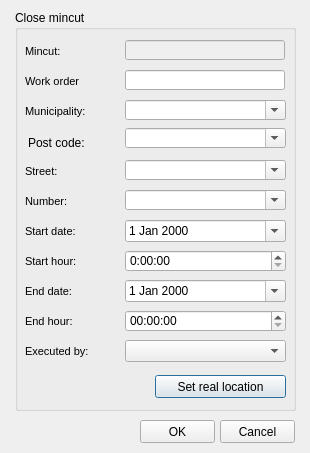
Old version of the form ui/mincut_fin.ui in the repository Giswater/giswater_qgis_plugin.
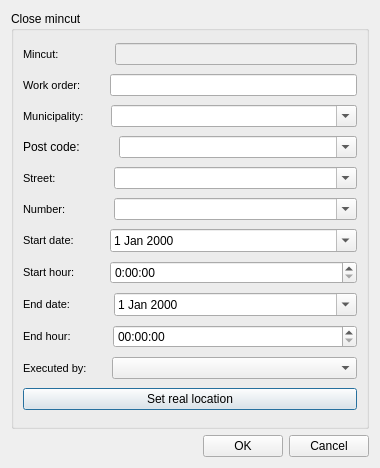
New version of the form.

What changed in the file:
```diff
--- a/ui/mincut_fin.ui
+++ b/ui/mincut_fin.ui
@@ -6,61 +6,67 @@
    <rect>
     <x>0</x>
     <y>0</y>
-    <width>310</width>
-    <height>453</height>
+    <width>380</width>
+    <height>468</height>
    </rect>
   </property>
   <property name="windowTitle">
    <string>Mincut end</string>
   </property>
+  <layout class="QGridLayout" name="gridLayout_3">
+   <item row="0" column="0" colspan="3">
   <widget class="QGroupBox" name="groupBox">
-   <property name="geometry">
-    <rect>
-     <x>15</x>
-     <y>10</y>
-     <width>281</width>
-     <height>401</height>
-    </rect>
-   </property>
    <property name="title">
     <string>Close mincut</string>
    </property>
-   <widget class="QLineEdit" name="mincut">
-    <property name="enabled">
-     <bool>false</bool>
-    </property>
-    <property name="geometry">
-     <rect>
-      <x>110</x>
-      <y>30</y>
-      <width>160</width>
-      <height>20</height>
-     </rect>
-    </property>
-    <property name="font">
-     <font>
-      <italic>false</italic>
-     </font>
-    </property>
-    <property name="styleSheet">
-     <string notr="true"/>
-    </property>
+     <layout class="QGridLayout" name="gridLayout_2">
+      <item row="3" column="0">
+       <layout class="QHBoxLayout" name="horizontalLayout_4">
+        <item>
+         <widget class="QLabel" name="label_connec_3">
     <property name="text">
-     <string/>
-    </property>
-    <property name="alignment">
-     <set>Qt::AlignLeading|Qt::AlignLeft|Qt::AlignVCenter</set>
-    </property>
-   </widget>
+           <string>Post code:</string>
+          </property>
+         </widget>
+        </item>
+        <item>
+         <spacer name="horizontalSpacer_5">
+          <property name="orientation">
+           <enum>Qt::Horizontal</enum>
+          </property>
+          <property name="sizeType">
+           <enum>QSizePolicy::Fixed</enum>
+          </property>
+          <property name="sizeHint" stdset="0">
+           <size>
+            <width>33</width>
+            <height>20</height>
+           </size>
+          </property>
+         </spacer>
+        </item>
+        <item>
+         <widget class="QComboBox" name="address_postal_code">
+          <property name="enabled">
+           <bool>true</bool>
+          </property>
+          <property name="sizePolicy">
+           <sizepolicy hsizetype="Expanding" vsizetype="Fixed">
+            <horstretch>0</horstretch>
+            <verstretch>0</verstretch>
+           </sizepolicy>
+          </property>
+          <property name="editable">
+           <bool>true</bool>
+          </property>
+         </widget>
+        </item>
+       </layout>
+      </item>
+      <item row="0" column="0">
+       <layout class="QHBoxLayout" name="horizontalLayout">
+        <item>
    <widget class="QLabel" name="label_label_x">
-    <property name="geometry">
-     <rect>
-      <x>10</x>
-      <y>30</y>
-      <width>90</width>
-      <height>22</height>
-     </rect>
-    </property>
     <property name="font">
      <font>
       <pointsize>8</pointsize>
@@ -88,51 +94,50 @@
      <number>3</number>
     </property>
    </widget>
-   <widget class="QLabel" name="label_label_x_2">
-    <property name="geometry">
-     <rect>
-      <x>10</x>
-      <y>150</y>
-      <width>90</width>
-      <height>22</height>
-     </rect>
-    </property>
+        </item>
+        <item>
+         <spacer name="horizontalSpacer_2">
+          <property name="orientation">
+           <enum>Qt::Horizontal</enum>
+          </property>
+          <property name="sizeType">
+           <enum>QSizePolicy::Fixed</enum>
+          </property>
+          <property name="sizeHint" stdset="0">
+           <size>
+            <width>50</width>
+            <height>20</height>
+           </size>
+          </property>
+         </spacer>
+        </item>
+        <item>
+         <widget class="QLineEdit" name="mincut">
+          <property name="enabled">
+           <bool>false</bool>
+          </property>
     <property name="font">
      <font>
-      <pointsize>8</pointsize>
-     </font>
-    </property>
-    <property name="frameShape">
-     <enum>QFrame::NoFrame</enum>
-    </property>
-    <property name="frameShadow">
-     <enum>QFrame::Plain</enum>
-    </property>
+            <italic>false</italic>
+           </font>
+          </property>
+          <property name="styleSheet">
+           <string notr="true"/>
+          </property>
     <property name="text">
-     <string>Street:</string>
-    </property>
-    <property name="textFormat">
-     <enum>Qt::AutoText</enum>
-    </property>
-    <property name="scaledContents">
-     <bool>false</bool>
-    </property>
+           <string/>
+          </property>
     <property name="alignment">
      <set>Qt::AlignLeading|Qt::AlignLeft|Qt::AlignVCenter</set>
     </property>
-    <property name="margin">
-     <number>3</number>
-    </property>
-   </widget>
-   <widget class="QLabel" name="label_label_x_3">
-    <property name="geometry">
-     <rect>
-      <x>10</x>
-      <y>210</y>
-      <width>90</width>
-      <height>22</height>
-     </rect>
-    </property>
+         </widget>
+        </item>
+       </layout>
+      </item>
+      <item row="1" column="0">
+       <layout class="QHBoxLayout" name="horizontalLayout_2">
+        <item>
+         <widget class="QLabel" name="label_label_x_8">
     <property name="font">
      <font>
       <pointsize>8</pointsize>
@@ -145,7 +150,7 @@
      <enum>QFrame::Plain</enum>
     </property>
     <property name="text">
-     <string>Start date:</string>
+           <string>Work order:</string>
     </property>
     <property name="textFormat">
      <enum>Qt::AutoText</enum>
@@ -160,15 +165,45 @@
      <number>3</number>
     </property>
    </widget>
+        </item>
+        <item>
+         <spacer name="horizontalSpacer_3">
+          <property name="orientation">
+           <enum>Qt::Horizontal</enum>
+          </property>
+          <property name="sizeType">
+           <enum>QSizePolicy::Fixed</enum>
+          </property>
+          <property name="sizeHint" stdset="0">
+           <size>
+            <width>23</width>
+            <height>20</height>
+           </size>
+          </property>
+         </spacer>
+        </item>
+        <item>
+         <widget class="QLineEdit" name="work_order">
+          <property name="enabled">
+           <bool>true</bool>
+          </property>
+          <property name="styleSheet">
+           <string notr="true"/>
+          </property>
+          <property name="text">
+           <string/>
+          </property>
+          <property name="alignment">
+           <set>Qt::AlignLeading|Qt::AlignLeft|Qt::AlignVCenter</set>
+          </property>
+         </widget>
+        </item>
+       </layout>
+      </item>
+      <item row="7" column="0">
+       <layout class="QHBoxLayout" name="horizontalLayout_8">
+        <item>
    <widget class="QLabel" name="label_label_x_4">
-    <property name="geometry">
-     <rect>
-      <x>10</x>
-      <y>240</y>
-      <width>90</width>
-      <height>22</height>
-     </rect>
-    </property>
     <property name="font">
      <font>
       <pointsize>8</pointsize>
@@ -196,17 +231,33 @@
      <number>3</number>
     </property>
    </widget>
+        </item>
+        <item>
+         <spacer name="horizontalSpacer_9">
+          <property name="orientation">
+           <enum>Qt::Horizontal</enum>
+          </property>
+          <property name="sizeType">
+           <enum>QSizePolicy::Fixed</enum>
+          </property>
+          <property name="sizeHint" stdset="0">
+           <size>
+            <width>29</width>
+            <height>20</height>
+           </size>
+          </property>
+         </spacer>
+        </item>
+        <item>
    <widget class="QTimeEdit" name="cbx_hours_start_fin">
     <property name="enabled">
      <bool>true</bool>
     </property>
-    <property name="geometry">
-     <rect>
-      <x>110</x>
-      <y>240</y>
-      <width>161</width>
-      <height>22</height>
-     </rect>
+          <property name="sizePolicy">
+           <sizepolicy hsizetype="Expanding" vsizetype="Fixed">
+            <horstretch>0</horstretch>
+            <verstretch>0</verstretch>
+           </sizepolicy>
     </property>
     <property name="layoutDirection">
      <enum>Qt::LeftToRight</enum>
@@ -233,67 +284,280 @@
      <string>H:mm:ss</string>
     </property>
    </widget>
-   <widget class="QTimeEdit" name="cbx_hours_end_fin">
-    <property name="geometry">
-     <rect>
-      <x>110</x>
-      <y>300</y>
-      <width>161</width>
-      <height>22</height>
-     </rect>
+        </item>
+       </layout>
+      </item>
+      <item row="2" column="0">
+       <layout class="QHBoxLayout" name="horizontalLayout_3">
+        <item>
+         <widget class="QLabel" name="label_label_x_10">
+          <property name="font">
+           <font>
+            <pointsize>8</pointsize>
+           </font>
+          </property>
+          <property name="frameShape">
+           <enum>QFrame::NoFrame</enum>
+          </property>
+          <property name="frameShadow">
+           <enum>QFrame::Plain</enum>
+          </property>
+          <property name="text">
+           <string>Municipality:</string>
+          </property>
+          <property name="textFormat">
+           <enum>Qt::AutoText</enum>
+          </property>
+          <property name="scaledContents">
+           <bool>false</bool>
+          </property>
+          <property name="alignment">
+           <set>Qt::AlignLeading|Qt::AlignLeft|Qt::AlignVCenter</set>
+          </property>
+          <property name="margin">
+           <number>3</number>
+          </property>
+         </widget>
+        </item>
+        <item>
+         <spacer name="horizontalSpacer_4">
+          <property name="orientation">
+           <enum>Qt::Horizontal</enum>
+          </property>
+          <property name="sizeType">
+           <enum>QSizePolicy::Fixed</enum>
+          </property>
+          <property name="sizeHint" stdset="0">
+           <size>
+            <width>21</width>
+            <height>20</height>
+           </size>
+          </property>
+         </spacer>
+        </item>
+        <item>
+         <widget class="QComboBox" name="address_exploitation">
+          <property name="enabled">
+           <bool>true</bool>
+          </property>
+          <property name="sizePolicy">
+           <sizepolicy hsizetype="Expanding" vsizetype="Fixed">
+            <horstretch>0</horstretch>
+            <verstretch>0</verstretch>
+           </sizepolicy>
+          </property>
+          <property name="editable">
+           <bool>true</bool>
+          </property>
+         </widget>
+        </item>
+       </layout>
+      </item>
+      <item row="4" column="0">
+       <layout class="QHBoxLayout" name="horizontalLayout_5">
+        <item>
+         <widget class="QLabel" name="label_label_x_2">
+          <property name="font">
+           <font>
+            <pointsize>8</pointsize>
+           </font>
+          </property>
+          <property name="frameShape">
+           <enum>QFrame::NoFrame</enum>
+          </property>
+          <property name="frameShadow">
+           <enum>QFrame::Plain</enum>
+          </property>
+          <property name="text">
+           <string>Street:</string>
+          </property>
+          <property name="textFormat">
+           <enum>Qt::AutoText</enum>
+          </property>
+          <property name="scaledContents">
+           <bool>false</bool>
+          </property>
+          <property name="alignment">
+           <set>Qt::AlignLeading|Qt::AlignLeft|Qt::AlignVCenter</set>
+          </property>
+          <property name="margin">
+           <number>3</number>
+          </property>
+         </widget>
+        </item>
+        <item>
+         <spacer name="horizontalSpacer_6">
+          <property name="orientation">
+           <enum>Qt::Horizontal</enum>
+          </property>
+          <property name="sizeType">
+           <enum>QSizePolicy::Fixed</enum>
+          </property>
+          <property name="sizeHint" stdset="0">
+           <size>
+            <width>52</width>
+            <height>20</height>
+           </size>
+          </property>
+         </spacer>
+        </item>
+        <item>
+         <widget class="QComboBox" name="address_street">
+          <property name="enabled">
+           <bool>true</bool>
+          </property>
+          <property name="sizePolicy">
+           <sizepolicy hsizetype="Expanding" vsizetype="Fixed">
+            <horstretch>0</horstretch>
+            <verstretch>0</verstretch>
+           </sizepolicy>
+          </property>
+          <property name="editable">
+           <bool>true</bool>
+          </property>
+         </widget>
+        </item>
+       </layout>
+      </item>
+      <item row="5" column="0">
+       <layout class="QHBoxLayout" name="horizontalLayout_6">
+        <item>
+         <widget class="QLabel" name="label_label_x_7">
+          <property name="font">
+           <font>
+            <pointsize>8</pointsize>
+           </font>
+          </property>
+          <property name="frameShape">
+           <enum>QFrame::NoFrame</enum>
+          </property>
+          <property name="frameShadow">
+           <enum>QFrame::Plain</enum>
+          </property>
+          <property name="text">
+           <string>Number:</string>
+          </property>
+          <property name="textFormat">
+           <enum>Qt::AutoText</enum>
+          </property>
+          <property name="scaledContents">
+           <bool>false</bool>
+          </property>
+          <property name="alignment">
+           <set>Qt::AlignLeading|Qt::AlignLeft|Qt::AlignVCenter</set>
+          </property>
+          <property name="margin">
+           <number>3</number>
+          </property>
+         </widget>
+        </item>
+        <item>
+         <spacer name="horizontalSpacer_7">
+          <property name="orientation">
+           <enum>Qt::Horizontal</enum>
+          </property>
+          <property name="sizeType">
+           <enum>QSizePolicy::Fixed</enum>
+          </property>
+          <property name="sizeHint" stdset="0">
+           <size>
+            <width>42</width>
+            <height>20</height>
+           </size>
+          </property>
+         </spacer>
+        </item>
+        <item>
+         <widget class="QComboBox" name="address_number">
+          <property name="enabled">
+           <bool>true</bool>
+          </property>
+          <property name="sizePolicy">
+           <sizepolicy hsizetype="Expanding" vsizetype="Fixed">
+            <horstretch>0</horstretch>
+            <verstretch>0</verstretch>
+           </sizepolicy>
+          </property>
+          <property name="editable">
+           <bool>true</bool>
+          </property>
+         </widget>
+        </item>
+       </layout>
+      </item>
+      <item row="6" column="0">
+       <layout class="QHBoxLayout" name="horizontalLayout_7">
+        <item>
+         <widget class="QLabel" name="label_label_x_3">
+          <property name="font">
+           <font>
+            <pointsize>8</pointsize>
+           </font>
+          </property>
+          <property name="frameShape">
+           <enum>QFrame::NoFrame</enum>
+          </property>
+          <property name="frameShadow">
+           <enum>QFrame::Plain</enum>
+          </property>
+          <property name="text">
+           <string>Start date:</string>
+          </property>
+          <property name="textFormat">
+           <enum>Qt::AutoText</enum>
+          </property>
+          <property name="scaledContents">
+           <bool>false</bool>
+          </property>
+          <property name="alignment">
+           <set>Qt::AlignLeading|Qt::AlignLeft|Qt::AlignVCenter</set>
+          </property>
+          <property name="margin">
+           <number>3</number>
+          </property>
+         </widget>
+        </item>
+        <item>
+         <spacer name="horizontalSpacer_8">
+          <property name="orientation">
+           <enum>Qt::Horizontal</enum>
+          </property>
+          <property name="sizeType">
+           <enum>QSizePolicy::Fixed</enum>
+          </property>
+          <property name="sizeHint" stdset="0">
+           <size>
+            <width>30</width>
+            <height>20</height>
+           </size>
+          </property>
+         </spacer>
+        </item>
+        <item>
+         <widget class="QDateEdit" name="cbx_date_start_fin">
+          <property name="enabled">
+           <bool>true</bool>
+          </property>
+          <property name="sizePolicy">
+           <sizepolicy hsizetype="Expanding" vsizetype="Fixed">
+            <horstretch>0</horstretch>
+            <verstretch>0</verstretch>
+           </sizepolicy>
     </property>
     <property name="styleSheet">
      <string notr="true"/>
     </property>
     <property name="calendarPopup">
-     <bool>false</bool>
-    </property>
-   </widget>
-   <widget class="QLabel" name="label_label_x_5">
-    <property name="geometry">
-     <rect>
-      <x>10</x>
-      <y>300</y>
-      <width>90</width>
-      <height>22</height>
-     </rect>
-    </property>
-    <property name="font">
-     <font>
-      <pointsize>8</pointsize>
-     </font>
-    </property>
-    <property name="frameShape">
-     <enum>QFrame::NoFrame</enum>
-    </property>
-    <property name="frameShadow">
-     <enum>QFrame::Plain</enum>
-    </property>
-    <property name="text">
-     <string>End hour:</string>
-    </property>
-    <property name="textFormat">
-     <enum>Qt::AutoText</enum>
-    </property>
-    <property name="scaledContents">
-     <bool>false</bool>
-    </property>
-    <property name="alignment">
-     <set>Qt::AlignLeading|Qt::AlignLeft|Qt::AlignVCenter</set>
-    </property>
-    <property name="margin">
-     <number>3</number>
-    </property>
-   </widget>
+           <bool>true</bool>
+          </property>
+         </widget>
+        </item>
+       </layout>
+      </item>
+      <item row="8" column="0">
+       <layout class="QHBoxLayout" name="horizontalLayout_9">
+        <item>
    <widget class="QLabel" name="label_label_x_6">
-    <property name="geometry">
-     <rect>
-      <x>10</x>
-      <y>270</y>
-      <width>90</width>
-      <height>22</height>
-     </rect>
-    </property>
     <property name="font">
      <font>
       <pointsize>8</pointsize>
@@ -321,14 +585,30 @@
      <number>3</number>
     </property>
    </widget>
+        </item>
+        <item>
+         <spacer name="horizontalSpacer_10">
+          <property name="orientation">
+           <enum>Qt::Horizontal</enum>
+          </property>
+          <property name="sizeType">
+           <enum>QSizePolicy::Fixed</enum>
+          </property>
+          <property name="sizeHint" stdset="0">
+           <size>
+            <width>37</width>
+            <height>20</height>
+           </size>
+          </property>
+         </spacer>
+        </item>
+        <item>
    <widget class="QDateEdit" name="cbx_date_end_fin">
-    <property name="geometry">
-     <rect>
-      <x>110</x>
-      <y>270</y>
-      <width>161</width>
-      <height>22</height>
-     </rect>
+          <property name="sizePolicy">
+           <sizepolicy hsizetype="Expanding" vsizetype="Fixed">
+            <horstretch>0</horstretch>
+            <verstretch>0</verstretch>
+           </sizepolicy>
     </property>
     <property name="styleSheet">
      <string notr="true"/>
@@ -337,141 +617,90 @@
      <bool>true</bool>
     </property>
    </widget>
-   <widget class="QDateEdit" name="cbx_date_start_fin">
-    <property name="enabled">
-     <bool>true</bool>
-    </property>
-    <property name="geometry">
-     <rect>
-      <x>110</x>
-      <y>210</y>
-      <width>161</width>
-      <height>22</height>
-     </rect>
-    </property>
+        </item>
+       </layout>
+      </item>
+      <item row="9" column="0">
+       <layout class="QHBoxLayout" name="horizontalLayout_10">
+        <item>
+         <widget class="QLabel" name="label_label_x_5">
+          <property name="font">
+           <font>
+            <pointsize>8</pointsize>
+           </font>
+          </property>
+          <property name="frameShape">
+           <enum>QFrame::NoFrame</enum>
+          </property>
+          <property name="frameShadow">
+           <enum>QFrame::Plain</enum>
+          </property>
+          <property name="text">
+           <string>End hour:</string>
+          </property>
+          <property name="textFormat">
+           <enum>Qt::AutoText</enum>
+          </property>
+          <property name="scaledContents">
+           <bool>false</bool>
+          </property>
+          <property name="alignment">
+           <set>Qt::AlignLeading|Qt::AlignLeft|Qt::AlignVCenter</set>
+          </property>
+          <property name="margin">
+           <number>3</number>
+          </property>
+         </widget>
+        </item>
+        <item>
+         <spacer name="horizontalSpacer_11">
+          <property name="orientation">
+           <enum>Qt::Horizontal</enum>
+          </property>
+          <property name="sizeType">
+           <enum>QSizePolicy::Fixed</enum>
+          </property>
+          <property name="sizeHint" stdset="0">
+           <size>
+            <width>36</width>
+            <height>20</height>
+           </size>
+          </property>
+         </spacer>
+        </item>
+        <item>
+         <widget class="QTimeEdit" name="cbx_hours_end_fin">
+          <property name="sizePolicy">
+           <sizepolicy hsizetype="Expanding" vsizetype="Fixed">
+            <horstretch>0</horstretch>
+            <verstretch>0</verstretch>
+           </sizepolicy>
+          </property>
     <property name="styleSheet">
      <string notr="true"/>
     </property>
     <property name="calendarPopup">
-     <bool>true</bool>
-    </property>
-   </widget>
+           <bool>false</bool>
+          </property>
+         </widget>
+        </item>
+       </layout>
+      </item>
+      <item row="12" column="0">
+       <layout class="QHBoxLayout" name="horizontalLayout_12">
+        <item>
    <widget class="QPushButton" name="btn_set_real_location">
-    <property name="geometry">
-     <rect>
-      <x>140</x>
-      <y>365</y>
-      <width>131</width>
-      <height>23</height>
-     </rect>
-    </property>
     <property name="text">
      <string>Set real location</string>
     </property>
    </widget>
-   <widget class="QLabel" name="label_label_x_7">
-    <property name="geometry">
-     <rect>
-      <x>10</x>
-      <y>180</y>
-      <width>90</width>
-      <height>22</height>
-     </rect>
-    </property>
-    <property name="font">
-     <font>
-      <pointsize>8</pointsize>
-     </font>
-    </property>
-    <property name="frameShape">
-     <enum>QFrame::NoFrame</enum>
-    </property>
-    <property name="frameShadow">
-     <enum>QFrame::Plain</enum>
-    </property>
-    <property name="text">
-     <string>Number:</string>
-    </property>
-    <property name="textFormat">
-     <enum>Qt::AutoText</enum>
-    </property>
-    <property name="scaledContents">
-     <bool>false</bool>
-    </property>
-    <property name="alignment">
-     <set>Qt::AlignLeading|Qt::AlignLeft|Qt::AlignVCenter</set>
-    </property>
-    <property name="margin">
-     <number>3</number>
-    </property>
-   </widget>
-   <widget class="QLineEdit" name="work_order">
-    <property name="enabled">
-     <bool>true</bool>
-    </property>
-    <property name="geometry">
-     <rect>
-      <x>110</x>
-      <y>60</y>
-      <width>160</width>
-      <height>20</height>
-     </rect>
-    </property>
-    <property name="styleSheet">
-     <string notr="true"/>
-    </property>
-    <property name="text">
-     <string/>
-    </property>
-    <property name="alignment">
-     <set>Qt::AlignLeading|Qt::AlignLeft|Qt::AlignVCenter</set>
-    </property>
-   </widget>
-   <widget class="QLabel" name="label_label_x_8">
-    <property name="geometry">
-     <rect>
-      <x>10</x>
-      <y>60</y>
-      <width>90</width>
-      <height>22</height>
-     </rect>
-    </property>
-    <property name="font">
-     <font>
-      <pointsize>8</pointsize>
-     </font>
-    </property>
-    <property name="frameShape">
-     <enum>QFrame::NoFrame</enum>
-    </property>
-    <property name="frameShadow">
-     <enum>QFrame::Plain</enum>
-    </property>
-    <property name="text">
-     <string>Work order</string>
-    </property>
-    <property name="textFormat">
-     <enum>Qt::AutoText</enum>
-    </property>
-    <property name="scaledContents">
-     <bool>false</bool>
-    </property>
-    <property name="alignment">
-     <set>Qt::AlignLeading|Qt::AlignLeft|Qt::AlignVCenter</set>
-    </property>
-    <property name="margin">
-     <number>3</number>
-    </property>
-   </widget>
+        </item>
+       </layout>
+      </item>
+      <item row="11" column="0">
+       <layout class="QHBoxLayout" name="horizontalLayout_11">
+        <item>
    <widget class="QLabel" name="label_label_x_9">
-    <property name="geometry">
-     <rect>
-      <x>10</x>
-      <y>330</y>
-      <width>90</width>
-      <height>22</height>
-     </rect>
-    </property>
     <property name="font">
      <font>
       <pointsize>8</pointsize>
@@ -499,156 +728,78 @@
      <number>3</number>
     </property>
    </widget>
+        </item>
+        <item>
+         <spacer name="horizontalSpacer_12">
+          <property name="orientation">
+           <enum>Qt::Horizontal</enum>
+          </property>
+          <property name="sizeType">
+           <enum>QSizePolicy::Fixed</enum>
+          </property>
+          <property name="sizeHint" stdset="0">
+           <size>
+            <width>19</width>
+            <height>20</height>
+           </size>
+          </property>
+         </spacer>
+        </item>
+        <item>
    <widget class="QComboBox" name="exec_user">
-    <property name="geometry">
-     <rect>
-      <x>110</x>
-      <y>330</y>
-      <width>161</width>
-      <height>22</height>
-     </rect>
-    </property>
-   </widget>
-   <widget class="QLabel" name="label_label_x_10">
-    <property name="geometry">
-     <rect>
-      <x>10</x>
-      <y>90</y>
-      <width>90</width>
-      <height>22</height>
-     </rect>
-    </property>
-    <property name="font">
-     <font>
-      <pointsize>8</pointsize>
-     </font>
-    </property>
-    <property name="frameShape">
-     <enum>QFrame::NoFrame</enum>
-    </property>
-    <property name="frameShadow">
-     <enum>QFrame::Plain</enum>
-    </property>
-    <property name="text">
-     <string>Municipality:</string>
-    </property>
-    <property name="textFormat">
-     <enum>Qt::AutoText</enum>
-    </property>
-    <property name="scaledContents">
-     <bool>false</bool>
-    </property>
-    <property name="alignment">
-     <set>Qt::AlignLeading|Qt::AlignLeft|Qt::AlignVCenter</set>
-    </property>
-    <property name="margin">
-     <number>3</number>
-    </property>
-   </widget>
-   <widget class="QComboBox" name="address_street">
-    <property name="enabled">
-     <bool>true</bool>
-    </property>
-    <property name="geometry">
-     <rect>
-      <x>110</x>
-      <y>150</y>
-      <width>161</width>
+          <property name="sizePolicy">
+           <sizepolicy hsizetype="Expanding" vsizetype="Fixed">
+            <horstretch>0</horstretch>
+            <verstretch>0</verstretch>
+           </sizepolicy>
+          </property>
+         </widget>
+        </item>
+       </layout>
+      </item>
+     </layout>
+    </widget>
+   </item>
+   <item row="1" column="0">
+    <spacer name="horizontalSpacer">
+     <property name="orientation">
+      <enum>Qt::Horizontal</enum>
+     </property>
+     <property name="sizeHint" stdset="0">
+      <size>
+       <width>155</width>
       <height>20</height>
-     </rect>
-    </property>
-    <property name="editable">
-     <bool>true</bool>
-    </property>
-   </widget>
-   <widget class="QComboBox" name="address_postal_code">
-    <property name="enabled">
-     <bool>true</bool>
-    </property>
-    <property name="geometry">
-     <rect>
-      <x>110</x>
-      <y>118</y>
-      <width>161</width>
-      <height>20</height>
-     </rect>
-    </property>
-    <property name="editable">
-     <bool>true</bool>
-    </property>
-   </widget>
-   <widget class="QComboBox" name="address_number">
-    <property name="enabled">
-     <bool>true</bool>
-    </property>
-    <property name="geometry">
-     <rect>
-      <x>110</x>
-      <y>180</y>
-      <width>161</width>
-      <height>20</height>
-     </rect>
-    </property>
-    <property name="editable">
-     <bool>true</bool>
-    </property>
-   </widget>
-   <widget class="QComboBox" name="address_exploitation">
-    <property name="enabled">
-     <bool>true</bool>
-    </property>
-    <property name="geometry">
-     <rect>
-      <x>110</x>
-      <y>90</y>
-      <width>161</width>
-      <height>20</height>
-     </rect>
-    </property>
-    <property name="editable">
-     <bool>true</bool>
-    </property>
-   </widget>
-   <widget class="QLabel" name="label_connec_3">
-    <property name="geometry">
-     <rect>
-      <x>13</x>
-      <y>125</y>
-      <width>81</width>
-      <height>16</height>
-     </rect>
-    </property>
-    <property name="text">
-     <string>Post code:</string>
-    </property>
-   </widget>
-  </widget>
+      </size>
+     </property>
+    </spacer>
+   </item>
+   <item row="1" column="1">
   <widget class="QPushButton" name="btn_accept">
-   <property name="geometry">
-    <rect>
-     <x>140</x>
-     <y>420</y>
-     <width>75</width>
-     <height>23</height>
-    </rect>
+     <property name="sizePolicy">
+      <sizepolicy hsizetype="Preferred" vsizetype="Fixed">
+       <horstretch>0</horstretch>
+       <verstretch>0</verstretch>
+      </sizepolicy>
    </property>
    <property name="text">
     <string>OK</string>
    </property>
   </widget>
+   </item>
+   <item row="1" column="2">
   <widget class="QPushButton" name="btn_cancel">
-   <property name="geometry">
-    <rect>
-     <x>220</x>
-     <y>420</y>
-     <width>75</width>
-     <height>23</height>
-    </rect>
+     <property name="sizePolicy">
+      <sizepolicy hsizetype="Preferred" vsizetype="Fixed">
+       <horstretch>0</horstretch>
+       <verstretch>0</verstretch>
+      </sizepolicy>
    </property>
    <property name="text">
     <string>Cancel</string>
    </property>
   </widget>
+   </item>
+  </layout>
  </widget>
  <tabstops>
   <tabstop>mincut</tabstop>
```
Left out of the diff: 12 changed lines with no effect on the pictures. Lines whose indentation alone changed are shown as unchanged.
